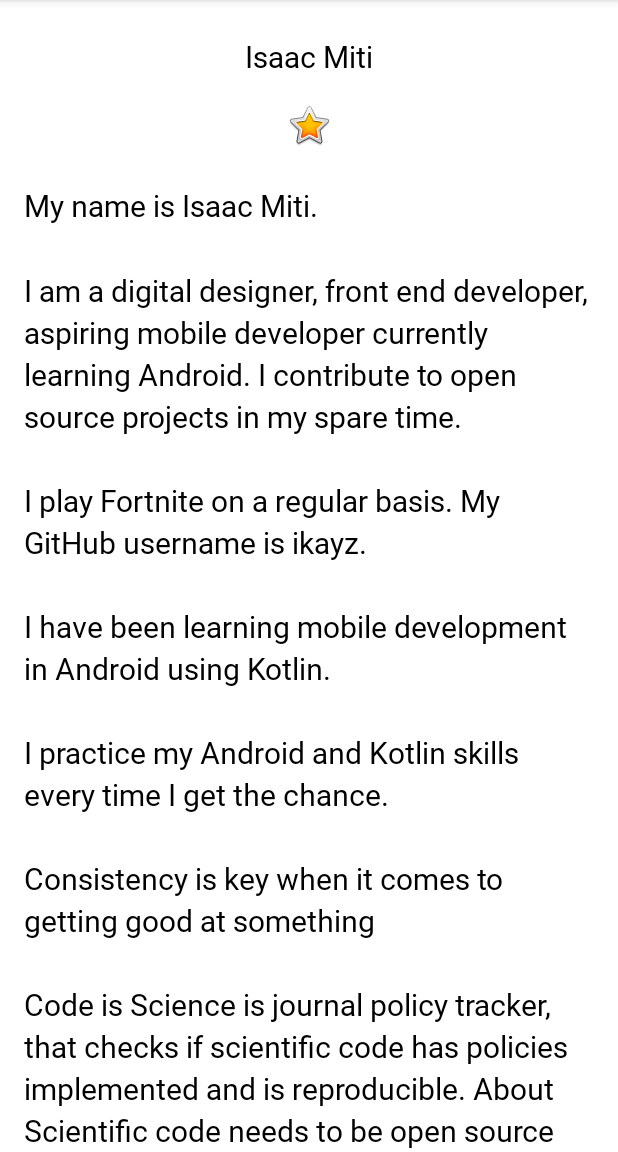
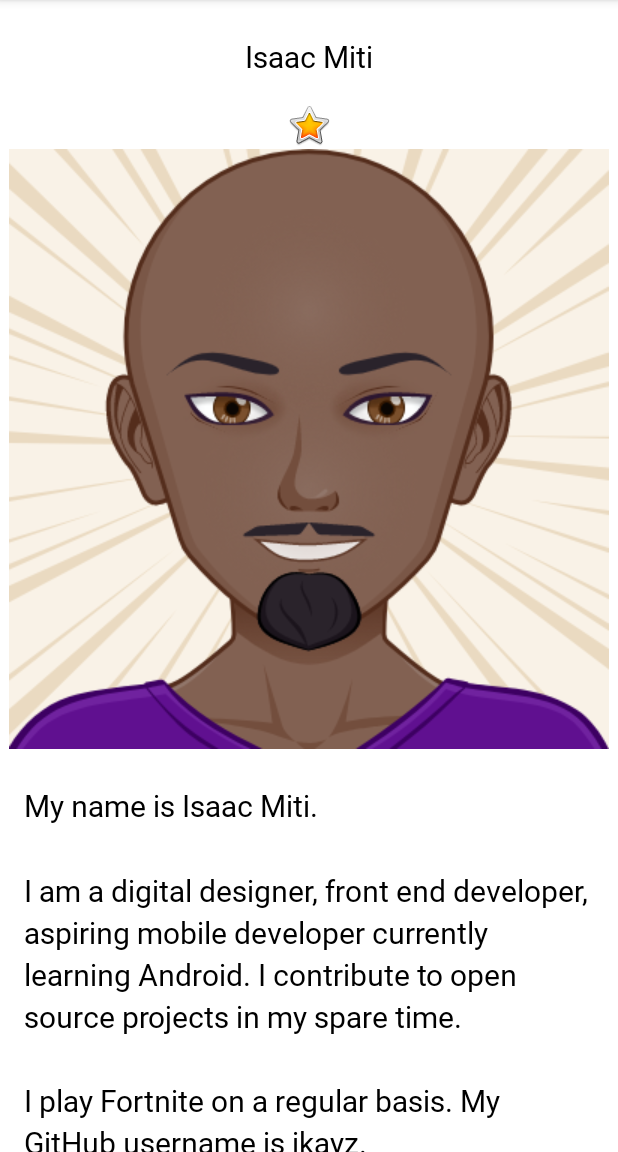
Before and after one commit to ikayz/about-me, an Android app: the screen it shows after launch (MainActivity), on a phone screen of 412 x 824 dp, the part 84-1236 px from its top. Run offline under Robolectric (Android 15) with nearby library versions, the phone set to English and light mode, and no system bars.

Commit message:
Added my avatar as a drawable resource to android studio

```diff
--- a/app/src/main/res/layout/activity_main.xml
+++ b/app/src/main/res/layout/activity_main.xml
@@ -28,6 +28,17 @@
         android:layout_width="match_parent"
         android:layout_height="match_parent">
 
+        <LinearLayout
+            android:layout_width="match_parent"
+            android:layout_height="wrap_content"
+            android:orientation="vertical">
+
+            <ImageView
+                android:id="@+id/avatar_image"
+                android:layout_width="match_parent"
+                android:layout_height="match_parent"
+                app:srcCompat="@drawable/ikayz_avatar" />
+
             <TextView
                 android:id="@+id/bio_text"
                 style="@style/NameStyle"
@@ -37,6 +48,8 @@
                 android:paddingStart="@dimen/padding"
                 android:paddingEnd="@dimen/padding"
                 android:text="@string/bio" />
+
+        </LinearLayout>
     </ScrollView>
 
 </LinearLayout>
```
Also changed, not shown: app/src/main/res/drawable/ikayz_avatar.png (added). Lines whose indentation alone changed are shown as unchanged.
